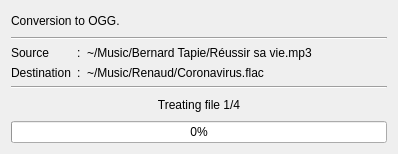
Above: resources/ui/progress.ui from Houston4444/ActionMenuAudioConverter before the change. Below: the same form after it.
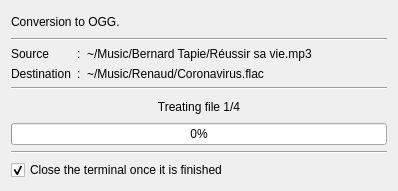
That is the form after the change.

What changed in the file:
```diff
--- a/resources/ui/progress.ui
+++ b/resources/ui/progress.ui
@@ -7,7 +7,7 @@
     <x>0</x>
     <y>0</y>
     <width>398</width>
-    <height>154</height>
+    <height>191</height>
    </rect>
   </property>
   <property name="windowTitle">
@@ -122,6 +122,23 @@
      </property>
     </widget>
    </item>
+   <item>
+    <widget class="Line" name="line_3">
+     <property name="orientation">
+      <enum>Qt::Horizontal</enum>
+     </property>
+    </widget>
+   </item>
+   <item>
+    <widget class="QCheckBox" name="checkBox">
+     <property name="text">
+      <string>Close the terminal once it is finished</string>
+     </property>
+     <property name="checked">
+      <bool>true</bool>
+     </property>
+    </widget>
+   </item>
   </layout>
  </widget>
  <resources/>
```
Left out of the diff: 2 changed lines with no effect on the pictures.
